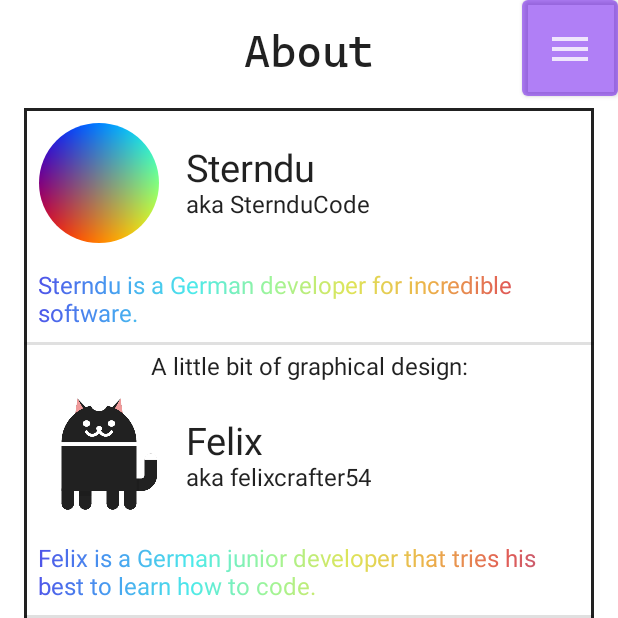
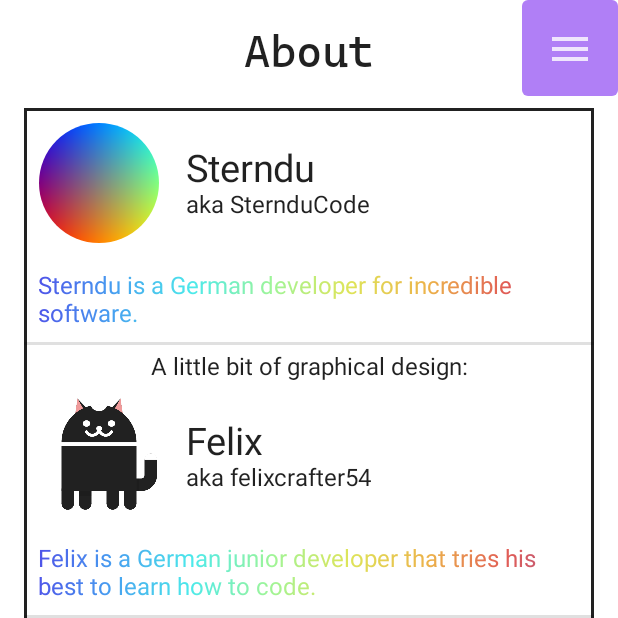
Before and after one commit to SternduCode/PingApp, an Android app built with Jetpack Compose: the about screen opened through its navigation route, on a phone screen of 412 x 824 dp, the top half of it. Run offline under Robolectric (Android 15) with nearby library versions, the phone set to English and light mode, and no system bars; libraries missing offline, so code that uses them is left out: com.sterndu.data, com.sterndu.util.

Commit message:
Fixed transparent buttons

```diff
--- a/androidApp/src/main/java/com/sterndu/pingonvolcano/android/MainActivity.kt
+++ b/androidApp/src/main/java/com/sterndu/pingonvolcano/android/MainActivity.kt
@@ -171,7 +171,8 @@ class MainActivity : ComponentActivity() {
 								onClick = { coroutineScope.launch { scaffoldState.drawerState.open() } },
 								modifier = Modifier
 									.width(Dp(64f))
-									.height(Dp(64f))
+									.height(Dp(64f)),
+								elevation = ButtonDefaults.elevation(0.dp, 0.dp, 0.dp, 0.dp, 0.dp)
 							) {
 								Icon(
 									imageVector = Icons.Default.Menu,
@@ -186,7 +187,8 @@ class MainActivity : ComponentActivity() {
 									onClick = { Thread { reload() }.start() },
 									modifier = Modifier
 										.width(Dp(64f))
-										.height(Dp(64f))
+										.height(Dp(64f)),
+									elevation = ButtonDefaults.elevation(0.dp, 0.dp, 0.dp, 0.dp, 0.dp)
 								) {
 									Icon(
 										imageVector = Icons.Default.Refresh,
```
